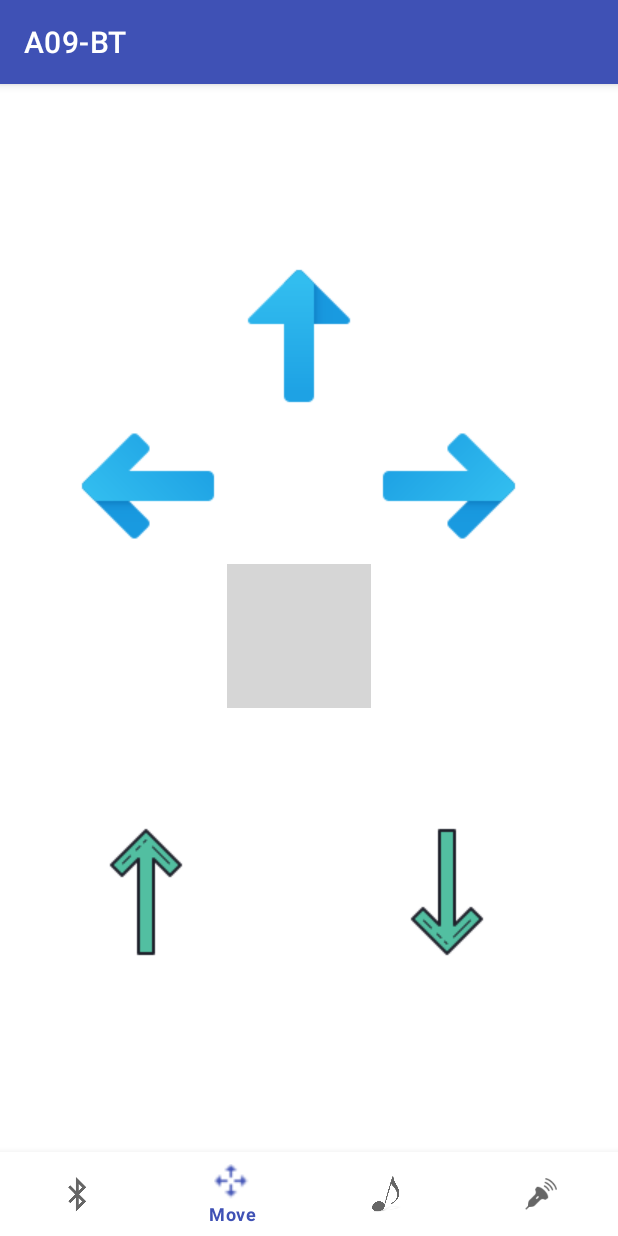
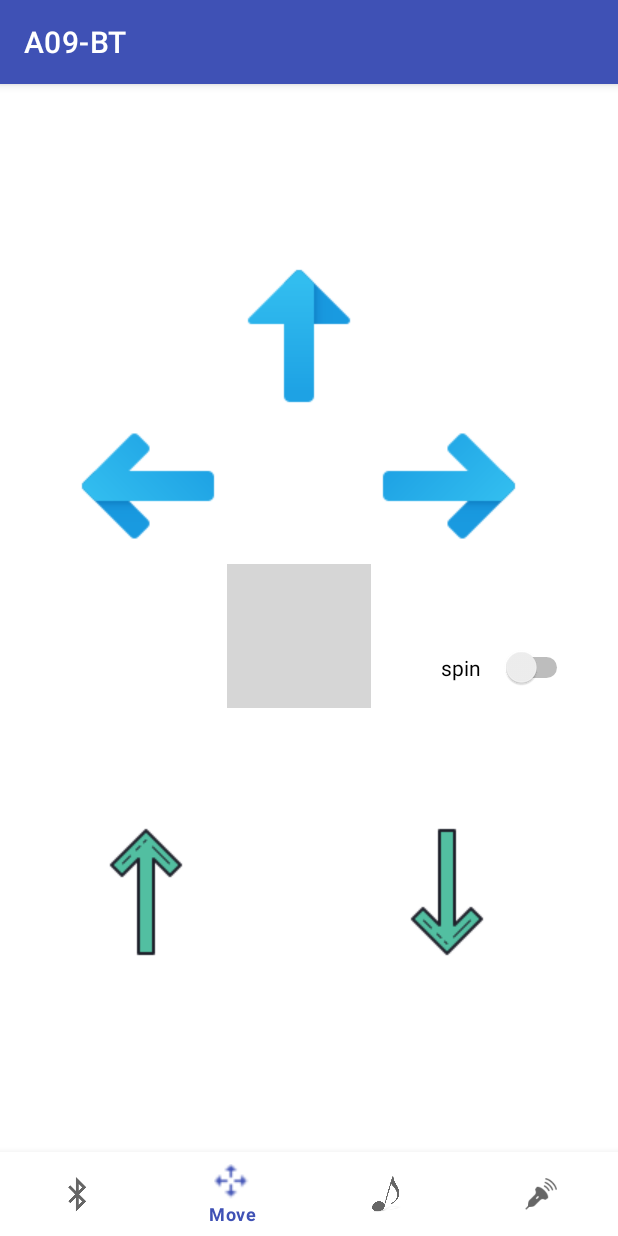
Before and after one commit to rhulucas/ev301, an Android app: the screen it shows after launch (MainActivity), item 2 of the bottom bar chosen, on a phone screen of 412 x 824 dp. Run offline under Robolectric (Android 15) with nearby library versions, the phone set to English and light mode, and no system bars; grey boxes are pictures that could not be loaded.

Commit message:
Add Spin Switch

```diff
--- a/A000-sound/app/src/main/java/com/example/a09_bt/EV3CMD.java
+++ b/A000-sound/app/src/main/java/com/example/a09_bt/EV3CMD.java
@@ -26,13 +26,12 @@ public class EV3CMD {
         }
 
         if (id.equals("forward")) {
-            //mf_makeMotorMoveCmd();
             mf_makeMotorStartCmd();
         }
         else if (id.equals("backward")) {
             mf_makeMotorBackwardCmd();
         }
-        else if (id.equals("up")) {
+        else if (id.equals("up")) { // Medium Motor Port D
             mf_makeMotorUpCmd();
         }
         else if (id.equals("down")) {
@@ -71,6 +70,9 @@ public class EV3CMD {
         }
         else if (id.equals("ReadMotionSensor_0x99_1c")) {
             mf_makeReadMotionSensorCmd();
+        }
+        else if (id.equals("spin_start")) {
+            mf_makeTurnLeftCmd();
         }
     }
 
--- a/A000-sound/app/src/main/java/com/example/a09_bt/MoveFragment.java
+++ b/A000-sound/app/src/main/java/com/example/a09_bt/MoveFragment.java
@@ -5,7 +5,9 @@ import android.view.LayoutInflater;
 import android.view.MotionEvent;
 import android.view.View;
 import android.view.ViewGroup;
+import android.widget.CompoundButton;
 import android.widget.ImageButton;
+import android.widget.Switch;
 
 import androidx.core.content.ContextCompat;
 import androidx.fragment.app.Fragment;
@@ -18,6 +20,9 @@ public class MoveFragment extends Fragment{
     private ImageButton vvRight;
     private ImageButton vvUp;
     private ImageButton vvDown;
+    int currentSpeed = 60;
+    Switch cv_Switch;
+    boolean isspin = false;
 
 
 
@@ -31,6 +36,7 @@ public class MoveFragment extends Fragment{
         vvRight = rootView.findViewById(R.id.vv_right);
         vvUp = rootView.findViewById(R.id.vv_up);
         vvDown = rootView.findViewById(R.id.vv_down);
+        cv_Switch = rootView.findViewById(R.id.vv_switch);
 
         return rootView;
     }
@@ -39,6 +45,17 @@ public class MoveFragment extends Fragment{
     public void onViewCreated(View view, Bundle savedInstanceState) {
         super.onViewCreated(view, savedInstanceState);
         mref_ev3 = ((MainActivity) getActivity()).getEV3Service();
+
+        cv_Switch.setOnCheckedChangeListener(new CompoundButton.OnCheckedChangeListener() {
+            @Override
+            public void onCheckedChanged(CompoundButton buttonView, boolean isChecked) {
+                if (isChecked) {
+                    mref_ev3.startSpin();
+                } else {
+                    mref_ev3.stopMotor();
+                }
+            }
+        });
 
         vvForwardButton.setOnTouchListener(new View.OnTouchListener() {
             @Override
--- a/A000-sound/app/src/main/res/layout/fragment_move.xml
+++ b/A000-sound/app/src/main/res/layout/fragment_move.xml
@@ -84,5 +84,17 @@
         app:layout_constraintVertical_bias="0.798"
         app:srcCompat="@drawable/down100" />
 
+    <Switch
+        android:id="@+id/vv_switch"
+        android:layout_width="88dp"
+        android:layout_height="38dp"
+        android:text="spin"
+        app:layout_constraintBottom_toBottomOf="parent"
+        app:layout_constraintEnd_toEndOf="parent"
+        app:layout_constraintHorizontal_bias="0.907"
+        app:layout_constraintStart_toStartOf="parent"
+        app:layout_constraintTop_toTopOf="parent"
+        app:layout_constraintVertical_bias="0.549" />
+
 
 </androidx.constraintlayout.widget.ConstraintLayout>
```
Also changed, not shown: A000-sound/app/src/main/java/com/example/a09_bt/EV3Service.java (+14 -0 lines).
